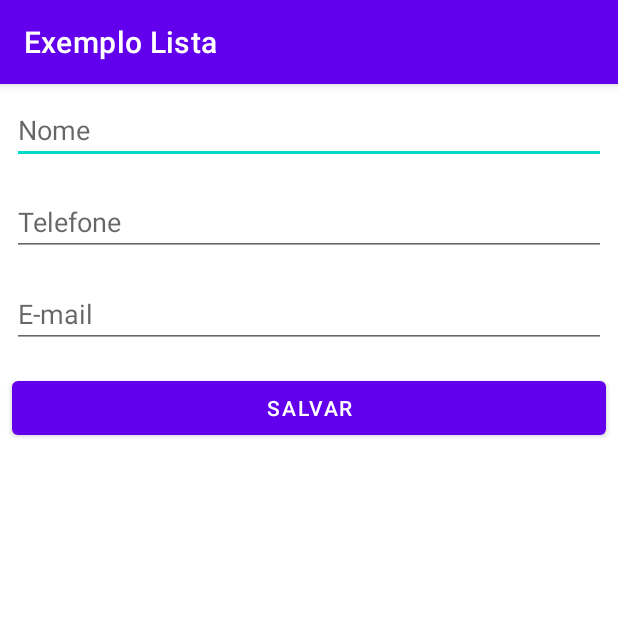
After one commit to estremot/Projetos_Android_2023, an Android app: the Formulario_DadosActivity screen opened directly, with no data from a screen before it, on a phone screen of 412 x 824 dp, the top half of it. The commit adds this screen. Run offline under Robolectric (Android 15) with nearby library versions, the phone set to English and light mode, and no system bars.

Commit message:
Lista de Alunos
Dados dos alunos Cadastrados

```diff
--- a/Exemplo_Lista/app/src/main/AndroidManifest.xml
+++ b/Exemplo_Lista/app/src/main/AndroidManifest.xml
@@ -12,6 +12,9 @@
         android:theme="@style/Theme.ExemploLista"
         tools:targetApi="31">
         <activity
+            android:name=".Formulario_DadosActivity"
+            android:exported="false" />
+        <activity
             android:name=".MainActivity"
             android:exported="true">
             <intent-filter>
--- /dev/null
+++ b/Exemplo_Lista/app/src/main/java/com/unifunec/exemplolista/Formulario_DadosActivity.java
@@ -0,0 +1,45 @@
+package com.unifunec.exemplolista;
+
+import androidx.appcompat.app.AppCompatActivity;
+
+import android.content.Intent;
+import android.os.Bundle;
+import android.view.View;
+import android.widget.Button;
+import android.widget.EditText;
+import android.widget.Toast;
+
+import com.unifunec.exemplolista.dao.AlunoDAO;
+import com.unifunec.exemplolista.model.Aluno;
+
+public class Formulario_DadosActivity extends AppCompatActivity {
+
+    @Override
+    protected void onCreate(Bundle savedInstanceState) {
+        super.onCreate(savedInstanceState);
+        setContentView(R.layout.activity_formulario_dados);
+
+        AlunoDAO alunoDAO = new AlunoDAO();
+        final EditText campoNome = findViewById(R.id.txt_nome);
+        final EditText campoTelefone = findViewById(R.id.txt_Telefone);
+        final EditText campoEmail = findViewById(R.id.txt_email);
+
+
+        Button botaoSalvar = findViewById(R.id.btn_Salvar);
+
+        botaoSalvar.setOnClickListener(new View.OnClickListener() {
+            @Override
+            public void onClick(View view) {
+                String nome = campoNome.getText().toString();
+                String telefone = campoTelefone.getText().toString();
+                String email = campoEmail.getText().toString();
+
+               Aluno alunoCriado = new Aluno(nome, telefone, email);
+                //Toast.makeText(Formulario_DadosActivity.this,alunoCriado.getNome() + " - " +
+                //        alunoCriado.getTelefone() + " - " + alunoCriado.getEmail(),Toast.LENGTH_LONG).show();
+
+                alunoDAO.salva(alunoCriado);
+            }
+        });
+    }
+}
--- /dev/null
+++ b/Exemplo_Lista/app/src/main/res/layout/activity_formulario_dados.xml
@@ -0,0 +1,34 @@
+<?xml version="1.0" encoding="utf-8"?>
+<LinearLayout xmlns:android="http://schemas.android.com/apk/res/android"
+    android:layout_width="match_parent"
+    android:layout_height="match_parent"
+    android:orientation="vertical">
+
+    <EditText android:id="@+id/txt_nome"
+        android:layout_width="match_parent"
+        android:layout_margin="8dp"
+        android:layout_height="wrap_content"
+        android:hint="Nome"
+        android:inputType="textCapWords"/>
+
+    <EditText android:id="@+id/txt_Telefone"
+        android:layout_width="match_parent"
+        android:layout_margin="8dp"
+        android:layout_height="wrap_content"
+        android:hint="Telefone"
+        android:inputType="phone"/>
+
+    <EditText android:id="@+id/txt_email"
+        android:layout_width="match_parent"
+        android:layout_margin="8dp"
+        android:layout_height="wrap_content"
+        android:hint="E-mail"
+        android:inputType="textEmailAddress"/>
+
+    <Button android:id="@+id/btn_Salvar"
+        android:layout_width="match_parent"
+        android:layout_height="wrap_content"
+        android:layout_margin="8dp"
+        android:text="Salvar"/>
+
+</LinearLayout>
--- a/Exemplo_Lista/app/src/main/res/layout/activity_main.xml
+++ b/Exemplo_Lista/app/src/main/res/layout/activity_main.xml
@@ -20,7 +20,7 @@
     </ListView>
 
     <com.google.android.material.floatingactionbutton.FloatingActionButton
-        android:id="@+id/floatingActionButton3"
+        android:id="@+id/addAluno"
         android:layout_width="wrap_content"
         android:layout_height="wrap_content"
         android:clickable="true"
```
Also changed, not shown: Exemplo_Lista/app/src/main/java/com/unifunec/exemplolista/MainActivity.java (+19 -2 lines), Exemplo_Lista/app/src/main/java/com/unifunec/exemplolista/dao/AlunoDAO.java (added, +19 -0 lines), Exemplo_Lista/app/src/main/java/com/unifunec/exemplolista/model/Aluno.java (added, +23 -0 lines).
